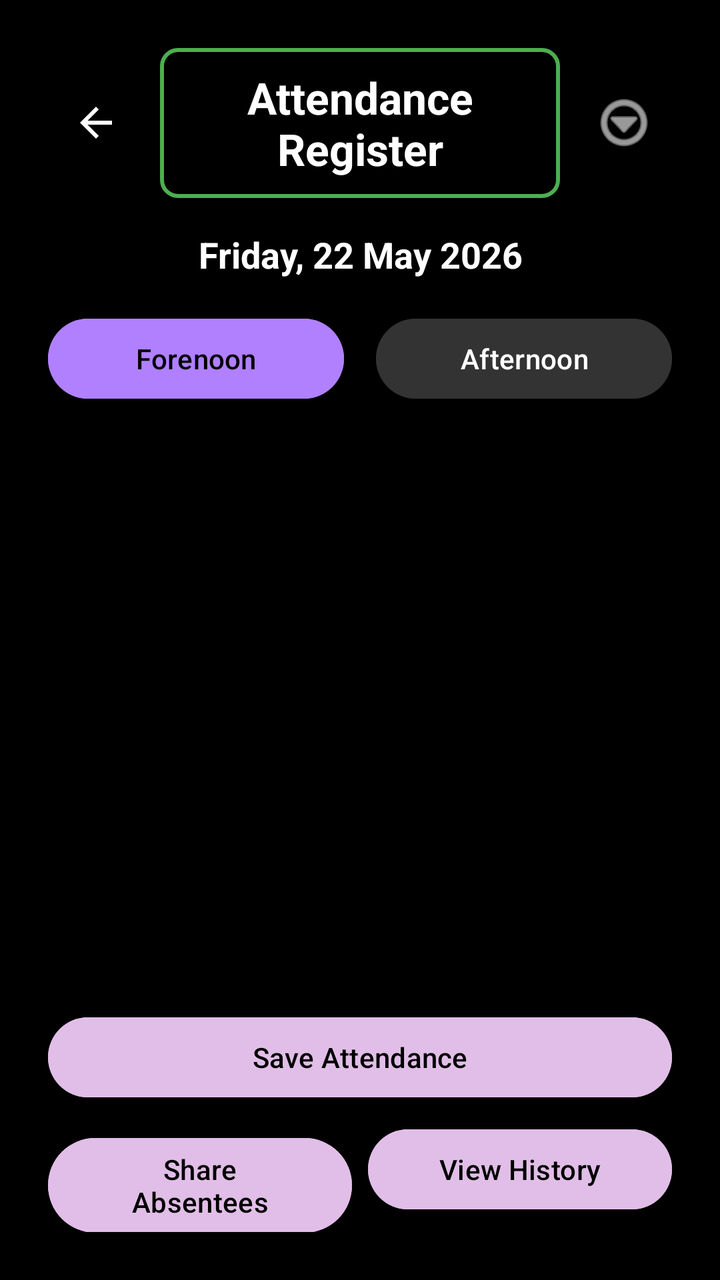
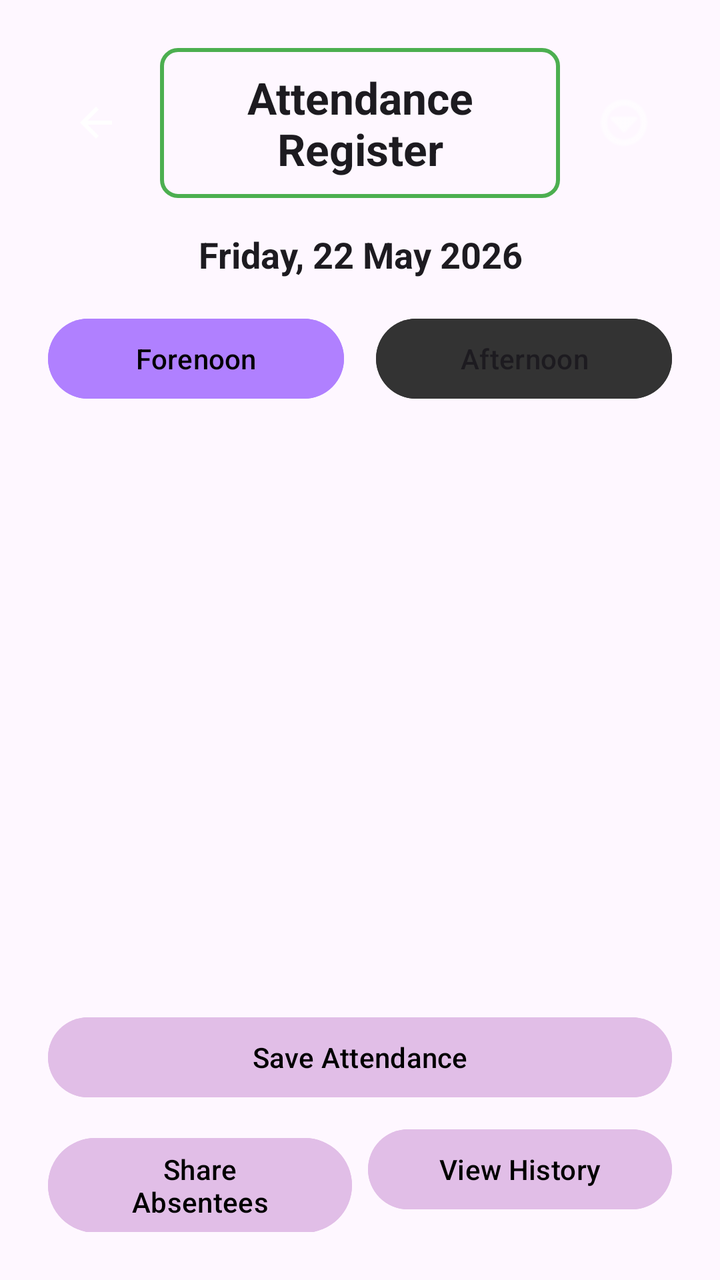

Before-and-after screenshots of an Android layout around one commit, followed by the original layout XML and the change that was made.
<!-- AndroidManifest.xml: application theme Theme.VITeacherToolkit -->
<!-- res/layout/activity_attendance_register.xml -->
<?xml version="1.0" encoding="utf-8"?>
<LinearLayout xmlns:android="http://schemas.android.com/apk/res/android"
    android:layout_width="match_parent"
    android:layout_height="match_parent"
    android:orientation="vertical"
    android:background="#000000"
    android:padding="24dp">

    
    <LinearLayout
        android:layout_width="match_parent"
        android:layout_height="wrap_content"
        android:orientation="horizontal"
        android:gravity="center_vertical"
        android:layout_marginBottom="16dp">

        <ImageButton
            android:id="@+id/btnBack"
            android:layout_width="48dp"
            android:layout_height="48dp"
            android:src="?android:attr/actionModeCloseDrawable"
            android:background="?android:attr/selectableItemBackground"
            android:tint="#FFFFFF"
            android:contentDescription="Go back"
            android:importantForAccessibility="yes" />

        <TextView
            android:id="@+id/tvTitle"
            android:layout_width="0dp"
            android:layout_height="wrap_content"
            android:layout_weight="1"
            android:text="Attendance Register"
            android:textColor="#FFFFFF"
            android:textSize="22sp"
            android:textStyle="bold"
            android:gravity="center"
            android:background="@drawable/border_green"
            android:layout_marginStart="8dp"
            android:accessibilityHeading="true"
            android:importantForAccessibility="yes" />

        <ImageButton
            android:id="@+id/btnMoreOptions"
            android:layout_width="48dp"
            android:layout_height="48dp"
            android:src="@android:drawable/ic_menu_more"
            android:background="?android:attr/selectableItemBackground"
            android:tint="#FFFFFF"
            android:contentDescription="More options"
            android:layout_marginStart="8dp"
            android:importantForAccessibility="yes" />

    </LinearLayout>

    
    <TextView
        android:id="@+id/tvDate"
        android:layout_width="match_parent"
        android:layout_height="wrap_content"
        android:text="Friday, 22 May 2026"
        android:textColor="#FFFFFF"
        android:textSize="18sp"
        android:textStyle="bold"
        android:gravity="center"
        android:layout_marginBottom="16dp"
        android:importantForAccessibility="yes" />

    
    <LinearLayout
        android:id="@+id/layoutDoubleSessionToggles"
        android:layout_width="match_parent"
        android:layout_height="wrap_content"
        android:orientation="horizontal"
        android:layout_marginBottom="16dp">

        <Button
            android:id="@+id/btnForenoon"
            android:layout_width="0dp"
            android:layout_height="wrap_content"
            android:layout_weight="1"
            android:minHeight="48dp"
            android:text="Forenoon"
            android:textColor="#000000"
            android:backgroundTint="@color/lavender_dark"
            android:contentDescription="Forenoon session"
            android:layout_marginEnd="8dp"
            android:importantForAccessibility="yes" />

        <Button
            android:id="@+id/btnAfternoon"
            android:layout_width="0dp"
            android:layout_height="wrap_content"
            android:layout_weight="1"
            android:minHeight="48dp"
            android:text="Afternoon"
            android:textColor="#FFFFFF"
            android:backgroundTint="@color/grey_dark"
            android:contentDescription="Afternoon session"
            android:layout_marginStart="8dp"
            android:importantForAccessibility="yes" />

    </LinearLayout>

    
    <LinearLayout
        android:id="@+id/layoutHourSessionSelector"
        android:layout_width="match_parent"
        android:layout_height="wrap_content"
        android:orientation="vertical"
        android:visibility="gone"
        android:layout_marginBottom="16dp">

        <TextView
            android:id="@+id/tvHourSelectLabel"
            android:layout_width="match_parent"
            android:layout_height="wrap_content"
            android:text="Select Hour/Period"
            android:textColor="#CCCCCC"
            android:textSize="16sp"
            android:textStyle="bold"
            android:layout_marginBottom="8dp"
            android:importantForAccessibility="no" />

        <Spinner
            android:id="@+id/spSessionHour"
            android:layout_width="match_parent"
            android:layout_height="wrap_content"
            android:minHeight="48dp"
            android:backgroundTint="#FFFFFF"
            android:contentDescription="Select hour or period dropdown"
            android:spinnerMode="dropdown"
            android:importantForAccessibility="yes" />
    </LinearLayout>

    
    <TextView
        android:id="@+id/tvEmptyState"
        android:layout_width="match_parent"
        android:layout_height="0dp"
        android:layout_weight="1"
        android:gravity="center"
        android:textColor="#CCCCCC"
        android:textSize="18sp"
        android:lineSpacingExtra="6dp"
        android:padding="16dp"
        android:text="No students found in your register.\n\nTo add your students:\n1. Tap the 'More Options' button at the top-right.\n2. Select 'Download Sample Excel Template' to save a blank spreadsheet to your Downloads.\n3. Fill out your student details in that file, and select 'Import Student List' to upload it."
        android:visibility="gone" />

    
    <androidx.recyclerview.widget.RecyclerView
        android:id="@+id/rvStudents"
        android:layout_width="match_parent"
        android:layout_height="0dp"
        android:layout_weight="1"
        android:layout_marginBottom="16dp"
        android:contentDescription="List of students"
        android:importantForAccessibility="yes" />

    
    <LinearLayout
        android:layout_width="match_parent"
        android:layout_height="wrap_content"
        android:orientation="vertical">

        <Button
            android:id="@+id/btnSaveAttendance"
            android:layout_width="match_parent"
            android:layout_height="wrap_content"
            android:minHeight="48dp"
            android:text="Save Attendance"
            android:textColor="#000000"
            android:backgroundTint="@color/lavender"
            android:contentDescription="Save attendance"
            android:layout_marginBottom="8dp"
            android:importantForAccessibility="yes" />

        <LinearLayout
            android:layout_width="match_parent"
            android:layout_height="wrap_content"
            android:orientation="horizontal">

            <Button
                android:id="@+id/btnShareAbsentees"
                android:layout_width="0dp"
                android:layout_height="wrap_content"
                android:layout_weight="1"
                android:minHeight="48dp"
                android:text="Share Absentees"
                android:textColor="#000000"
                android:backgroundTint="@color/lavender"
                android:contentDescription="Share absentees"
                android:layout_marginEnd="4dp"
                android:importantForAccessibility="yes" />

            <Button
                android:id="@+id/btnViewHistory"
                android:layout_width="0dp"
                android:layout_height="wrap_content"
                android:layout_weight="1"
                android:minHeight="48dp"
                android:text="View History"
                android:textColor="#000000"
                android:backgroundTint="@color/lavender"
                android:contentDescription="View attendance history"
                android:layout_marginStart="4dp"
                android:importantForAccessibility="yes" />

        </LinearLayout>

    </LinearLayout>

</LinearLayout>
<!-- resources referenced by this layout -->
<resources>
  <color name="grey_dark">#FF333333</color>
  <color name="lavender">#FFE1BEE7</color>
  <color name="lavender_dark">#FFB080FF</color>
  <!-- drawable border_green (drawable) -->
  <?xml version="1.0" encoding="utf-8"?>
  <shape xmlns:android="http://schemas.android.com/apk/res/android"
      android:shape="rectangle">
      <stroke
          android:width="2dp"
          android:color="#FF4CAF50" /> 
      <padding
          android:left="16dp"
          android:top="10dp"
          android:right="16dp"
          android:bottom="10dp" />
      <corners
          android:radius="8dp" />
  </shape>
  <style name="Theme.VITeacherToolkit" parent="Base.Theme.VITeacherToolkit" />
  <style name="Base.Theme.VITeacherToolkit" parent="Theme.Material3.DayNight.NoActionBar">
          
          <item name="colorPrimary">@color/lavender</item>
          <item name="colorOnPrimary">@color/black</item>
  
          
          <item name="android:spinnerStyle">@style/CustomSpinnerStyle</item>
          <item name="android:spinnerItemStyle">@style/CustomSpinnerItemStyle</item>
          <item name="android:spinnerDropDownItemStyle">@style/CustomSpinnerDropDownItemStyle</item>
          <item name="spinnerDropDownItemStyle">@style/CustomSpinnerDropDownItemStyle</item>
      </style>
  <color name="black">#FF000000</color>
  <style name="CustomSpinnerStyle" parent="Widget.AppCompat.Spinner">
          <item name="android:popupBackground">@color/grey_dark</item>
      </style>
  <style name="CustomSpinnerItemStyle" parent="Widget.AppCompat.TextView.SpinnerItem">
          <item name="android:textColor">@color/white</item>
          <item name="android:textSize">16sp</item>
      </style>
  <style name="CustomSpinnerDropDownItemStyle" parent="Widget.AppCompat.DropDownItem.Spinner">
          <item name="android:textColor">@color/white</item>
          <item name="android:background">@color/grey_dark</item>
          <item name="android:checkMarkTint">@color/lavender</item>
          <item name="android:textSize">16sp</item>
          <item name="android:padding">12dp</item>
      </style>
  <color name="white">#FFFFFFFF</color>
</resources>

<!-- the commit's change to res/layout/activity_attendance_register.xml (unified diff, before → after) -->
@@ -3,7 +3,7 @@
     android:layout_width="match_parent"
     android:layout_height="match_parent"
     android:orientation="vertical"
-    android:background="#000000"
+    android:background="?android:attr/windowBackground"
     android:padding="24dp">
 
     
@@ -30,7 +30,7 @@
             android:layout_height="wrap_content"
             android:layout_weight="1"
             android:text="Attendance Register"
-            android:textColor="#FFFFFF"
+            android:textColor="?android:attr/textColorPrimary"
             android:textSize="22sp"
             android:textStyle="bold"
             android:gravity="center"
@@ -58,7 +58,7 @@
         android:layout_width="match_parent"
         android:layout_height="wrap_content"
         android:text="Friday, 22 May 2026"
-        android:textColor="#FFFFFF"
+        android:textColor="?android:attr/textColorPrimary"
         android:textSize="18sp"
         android:textStyle="bold"
         android:gravity="center"
@@ -93,7 +93,7 @@
             android:layout_weight="1"
             android:minHeight="48dp"
             android:text="Afternoon"
-            android:textColor="#FFFFFF"
+            android:textColor="?android:attr/textColorPrimary"
             android:backgroundTint="@color/grey_dark"
             android:contentDescription="Afternoon session"
             android:layout_marginStart="8dp"
@@ -115,7 +115,7 @@
             android:layout_width="match_parent"
             android:layout_height="wrap_content"
             android:text="Select Hour/Period"
-            android:textColor="#CCCCCC"
+            android:textColor="?android:attr/textColorSecondary"
             android:textSize="16sp"
             android:textStyle="bold"
             android:layout_marginBottom="8dp"
@@ -139,7 +139,7 @@
         android:layout_height="0dp"
         android:layout_weight="1"
         android:gravity="center"
-        android:textColor="#CCCCCC"
+        android:textColor="?android:attr/textColorSecondary"
         android:textSize="18sp"
         android:lineSpacingExtra="6dp"
         android:padding="16dp"
<!-- resource entries referenced after the edit -->
@@ -32,16 +32,16 @@
       </style>
   <color name="black">#FF000000</color>
   <style name="CustomSpinnerStyle" parent="Widget.AppCompat.Spinner">
-          <item name="android:popupBackground">@color/grey_dark</item>
+          <item name="android:popupBackground">@color/white</item>
       </style>
   <style name="CustomSpinnerItemStyle" parent="Widget.AppCompat.TextView.SpinnerItem">
-          <item name="android:textColor">@color/white</item>
+          <item name="android:textColor">@color/black</item>
           <item name="android:textSize">16sp</item>
       </style>
   <style name="CustomSpinnerDropDownItemStyle" parent="Widget.AppCompat.DropDownItem.Spinner">
-          <item name="android:textColor">@color/white</item>
-          <item name="android:background">@color/grey_dark</item>
-          <item name="android:checkMarkTint">@color/lavender</item>
+          <item name="android:textColor">@color/black</item>
+          <item name="android:background">@color/white</item>
+          <item name="android:checkMarkTint">@color/lavender_dark</item>
           <item name="android:textSize">16sp</item>
           <item name="android:padding">12dp</item>
       </style>
